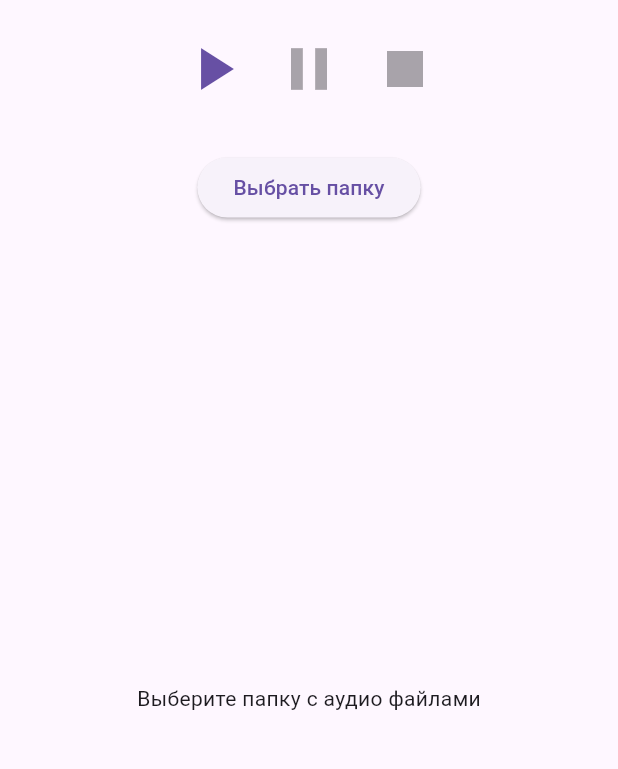
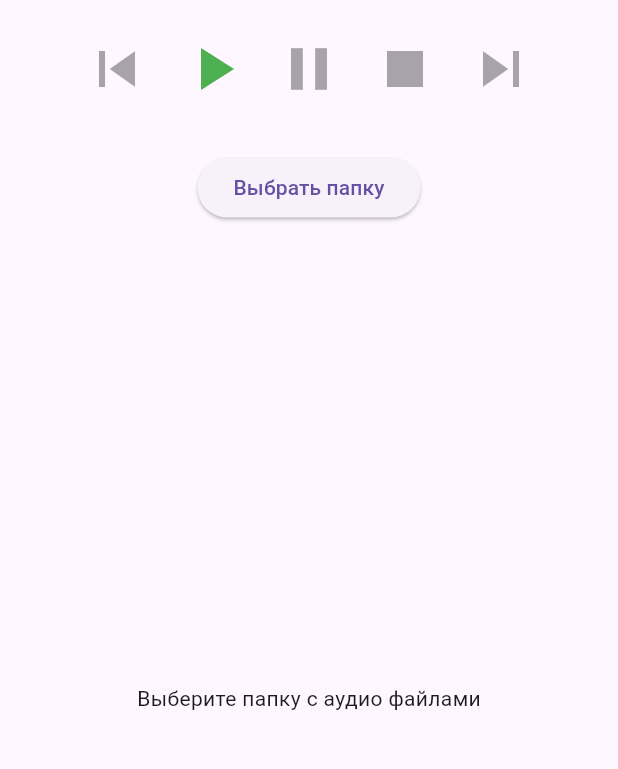
Before and after one commit to sertx64/simple_amp, a Flutter app: the screen it shows after launch, on a phone screen of 412 x 824 dp, the part 63-832 px from its top. Run offline on Flutter 3.47's test engine with Material 3 defaults, Android fonts, the phone set to English and light mode, and no system bars; our stand-ins replace audioplayers, file_picker, flutter_bloc, permission_handler.

Commit message:
добавил кнопки переключения треков, цвета кнопкам.

```diff
--- a/lib/widgets/audio_player_screen.dart
+++ b/lib/widgets/audio_player_screen.dart
@@ -19,10 +19,6 @@ class AudioPlayerScreen extends StatelessWidget {
           body: Column(
             children: [
               const PlayerControls(),
-              ElevatedButton(
-                onPressed: () => context.read<AudioCubit>().pickDirectory(),
-                child: const Text('Выбрать папку'),
-              ),
               const Expanded(
                 child: AudioFilesList(),
               ),
--- a/lib/widgets/player_controls.dart
+++ b/lib/widgets/player_controls.dart
@@ -11,7 +11,6 @@ class PlayerControls extends StatelessWidget {
   Widget build(BuildContext context) {
     return BlocBuilder<AudioCubit, AudioState>(
       builder: (context, state) {
-        final color = Theme.of(context).primaryColor;
         final isPlaying = state.playerState == PlayerState.playing;
         final isPaused = state.playerState == PlayerState.paused;
 
@@ -22,25 +21,39 @@ class PlayerControls extends StatelessWidget {
               mainAxisSize: MainAxisSize.min,
               children: [
                 IconButton(
+                  key: const Key('previous_button'),
+                  onPressed: state.audioFiles.isNotEmpty ? () => context.read<AudioCubit>().playPreviousFile() : null,
+                  iconSize: 48.0,
+                  icon: const Icon(Icons.skip_previous),
+                  color: Colors.black,
+                ),
+                IconButton(
                   key: const Key('play_button'),
                   onPressed: isPlaying ? null : () => context.read<AudioCubit>().play(),
                   iconSize: 48.0,
                   icon: const Icon(Icons.play_arrow),
-                  color: color,
+                  color: Colors.green,
                 ),
                 IconButton(
                   key: const Key('pause_button'),
                   onPressed: isPlaying ? () => context.read<AudioCubit>().pause() : null,
                   iconSize: 48.0,
                   icon: const Icon(Icons.pause),
-                  color: color,
+                  color: Colors.blue,
                 ),
                 IconButton(
                   key: const Key('stop_button'),
                   onPressed: (isPlaying || isPaused) ? () => context.read<AudioCubit>().stop() : null,
                   iconSize: 48.0,
                   icon: const Icon(Icons.stop),
-                  color: color,
+                  color: Colors.red,
+                ),
+                IconButton(
+                  key: const Key('next_button'),
+                  onPressed: state.audioFiles.isNotEmpty ? () => context.read<AudioCubit>().playNextFile() : null,
+                  iconSize: 48.0,
+                  icon: const Icon(Icons.skip_next),
+                  color: Colors.black,
                 ),
               ],
             ),
@@ -67,6 +80,10 @@ class PlayerControls extends StatelessWidget {
                       : '',
               style: const TextStyle(fontSize: 16.0),
             ),
+            ElevatedButton(
+              onPressed: () => context.read<AudioCubit>().pickDirectory(),
+              child: const Text('Выбрать папку'),
+            ),
           ],
         );
       },
```
Also changed, not shown: lib/cubits/audio_cubit.dart (+16 -0 lines).
